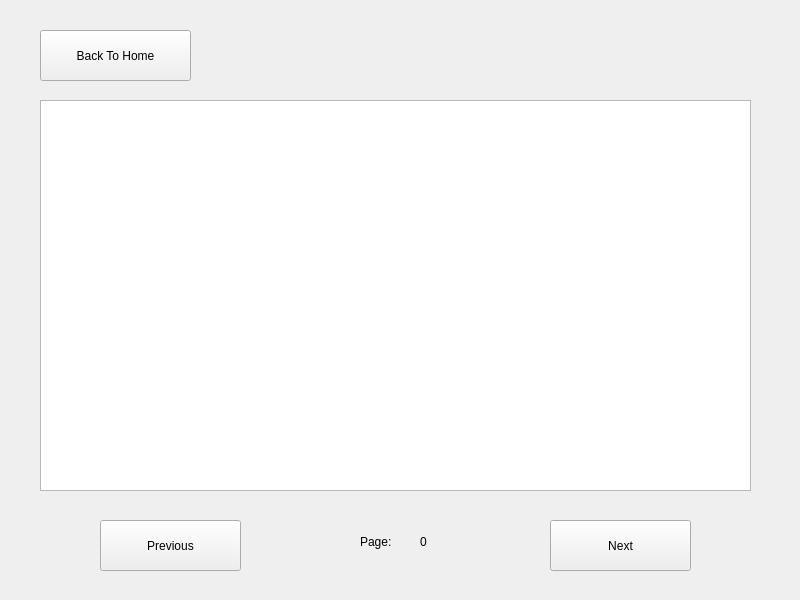
Above: DuoiHinhBatChu_Frontend/room.ui from evmosss/Qt-DuoiHinhBatChu before the change. Below: the same form after it.
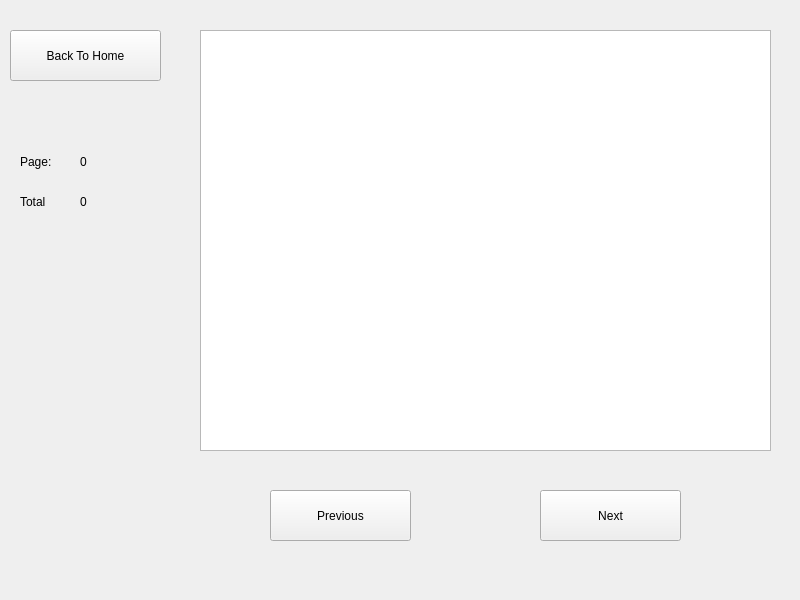
That is the form after the change. The open tabs and pages were chosen to show the change. Icons and pictures are not drawn.

```diff
--- a/DuoiHinhBatChu_Frontend/room.ui
+++ b/DuoiHinhBatChu_Frontend/room.ui
@@ -17,9 +17,9 @@
    <property name="geometry">
     <rect>
      <x>0</x>
-     <y>0</y>
-     <width>801</width>
-     <height>601</height>
+     <y>10</y>
+     <width>800</width>
+     <height>600</height>
     </rect>
    </property>
    <property name="currentIndex">
@@ -128,8 +128,8 @@
     <widget class="QPushButton" name="listBackHome">
      <property name="geometry">
       <rect>
-       <x>40</x>
-       <y>30</y>
+       <x>10</x>
+       <y>20</y>
        <width>151</width>
        <height>51</height>
       </rect>
@@ -138,11 +138,21 @@
       <string>Back To Home</string>
      </property>
     </widget>
+    <widget class="QTableWidget" name="rankWidget">
+     <property name="geometry">
+      <rect>
+       <x>200</x>
+       <y>20</y>
+       <width>571</width>
+       <height>421</height>
+      </rect>
+     </property>
+    </widget>
     <widget class="QPushButton" name="previousWidget">
      <property name="geometry">
       <rect>
-       <x>100</x>
-       <y>520</y>
+       <x>270</x>
+       <y>480</y>
        <width>141</width>
        <height>51</height>
       </rect>
@@ -154,8 +164,8 @@
     <widget class="QPushButton" name="nextWidget">
      <property name="geometry">
       <rect>
-       <x>550</x>
-       <y>520</y>
+       <x>540</x>
+       <y>480</y>
        <width>141</width>
        <height>51</height>
       </rect>
@@ -167,8 +177,8 @@
     <widget class="QLabel" name="pageText">
      <property name="geometry">
       <rect>
-       <x>360</x>
-       <y>530</y>
+       <x>20</x>
+       <y>140</y>
        <width>51</width>
        <height>24</height>
       </rect>
@@ -180,8 +190,8 @@
     <widget class="QLabel" name="pageValue">
      <property name="geometry">
       <rect>
-       <x>420</x>
-       <y>530</y>
+       <x>80</x>
+       <y>140</y>
        <width>71</width>
        <height>24</height>
       </rect>
@@ -190,53 +200,31 @@
       <string>0</string>
      </property>
     </widget>
-    <widget class="QTableWidget" name="rankWidget">
+    <widget class="QLabel" name="totalText">
      <property name="geometry">
       <rect>
-       <x>40</x>
-       <y>100</y>
-       <width>711</width>
-       <height>391</height>
+       <x>20</x>
+       <y>180</y>
+       <width>51</width>
+       <height>24</height>
       </rect>
      </property>
-     <property name="sizePolicy">
-      <sizepolicy hsizetype="Expanding" vsizetype="Expanding">
-       <horstretch>1</horstretch>
-       <verstretch>1</verstretch>
-      </sizepolicy>
+     <property name="text">
+      <string>Total</string>
      </property>
-     <property name="font">
-      <font>
-       <pointsize>9</pointsize>
-      </font>
+    </widget>
+    <widget class="QLabel" name="totalValue">
+     <property name="geometry">
+      <rect>
+       <x>80</x>
+       <y>180</y>
+       <width>71</width>
+       <height>24</height>
+      </rect>
      </property>
-     <property name="verticalScrollBarPolicy">
-      <enum>Qt::ScrollBarAlwaysOff</enum>
+     <property name="text">
+      <string>0</string>
      </property>
-     <property name="horizontalScrollBarPolicy">
-      <enum>Qt::ScrollBarAlwaysOff</enum>
-     </property>
-     <property name="sizeAdjustPolicy">
-      <enum>QAbstractScrollArea::AdjustToContents</enum>
-     </property>
-     <property name="dragDropOverwriteMode">
-      <bool>true</bool>
-     </property>
-     <property name="alternatingRowColors">
-      <bool>false</bool>
-     </property>
-     <property name="sortingEnabled">
-      <bool>false</bool>
-     </property>
-     <property name="rowCount">
-      <number>0</number>
-     </property>
-     <property name="columnCount">
-      <number>0</number>
-     </property>
-     <attribute name="horizontalHeaderCascadingSectionResizes">
-      <bool>false</bool>
-     </attribute>
     </widget>
    </widget>
    <widget class="QWidget" name="RoomDetail">
```
Left out of the diff: 23 changed lines with no effect on the pictures.
